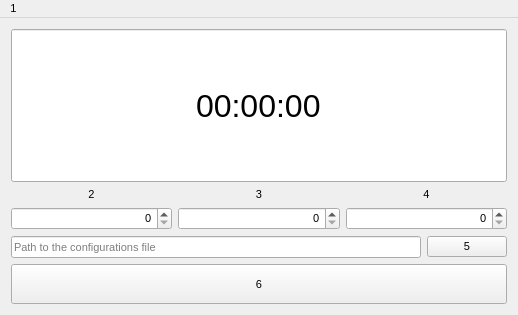
Above: HostDirector.ui from DnJuses/Qt-easy-host-director before the change. Below: the same form after it.
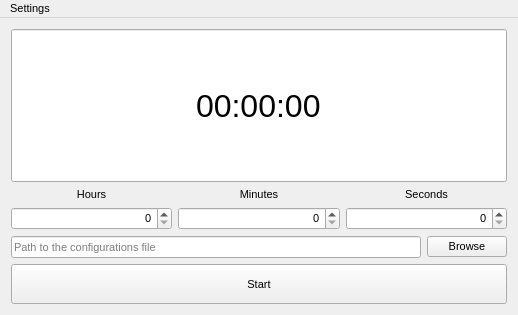
That is the form after the change. Custom widgets are drawn as their Qt base class.

Diff of the .ui file:
```diff
--- a/HostDirector.ui
+++ b/HostDirector.ui
@@ -112,7 +112,7 @@
            <number>2</number>
           </property>
           <property name="text">
-           <string>2</string>
+           <string>Hours</string>
           </property>
           <property name="alignment">
            <set>Qt::AlignBottom|Qt::AlignHCenter</set>
@@ -160,7 +160,7 @@
            <number>2</number>
           </property>
           <property name="text">
-           <string>3</string>
+           <string>Minutes</string>
           </property>
           <property name="alignment">
            <set>Qt::AlignBottom|Qt::AlignHCenter</set>
@@ -208,7 +208,7 @@
            <number>2</number>
           </property>
           <property name="text">
-           <string>4</string>
+           <string>Seconds</string>
           </property>
           <property name="alignment">
            <set>Qt::AlignBottom|Qt::AlignHCenter</set>
@@ -253,7 +253,7 @@
       <item>
        <widget class="QPushButton" name="browseButton">
         <property name="text">
-         <string>5</string>
+         <string>Browse</string>
         </property>
        </widget>
       </item>
@@ -274,7 +274,7 @@
        </size>
       </property>
       <property name="text">
-       <string>6</string>
+       <string>Start</string>
       </property>
      </widget>
     </item>
@@ -291,7 +291,7 @@
    </property>
    <widget class="QMenu" name="menu_settings">
     <property name="title">
-     <string>1</string>
+     <string>Settings</string>
     </property>
     <addaction name="act_permchange"/>
    </widget>
```
Left out of the diff: 2 changed lines with no effect on the pictures.
